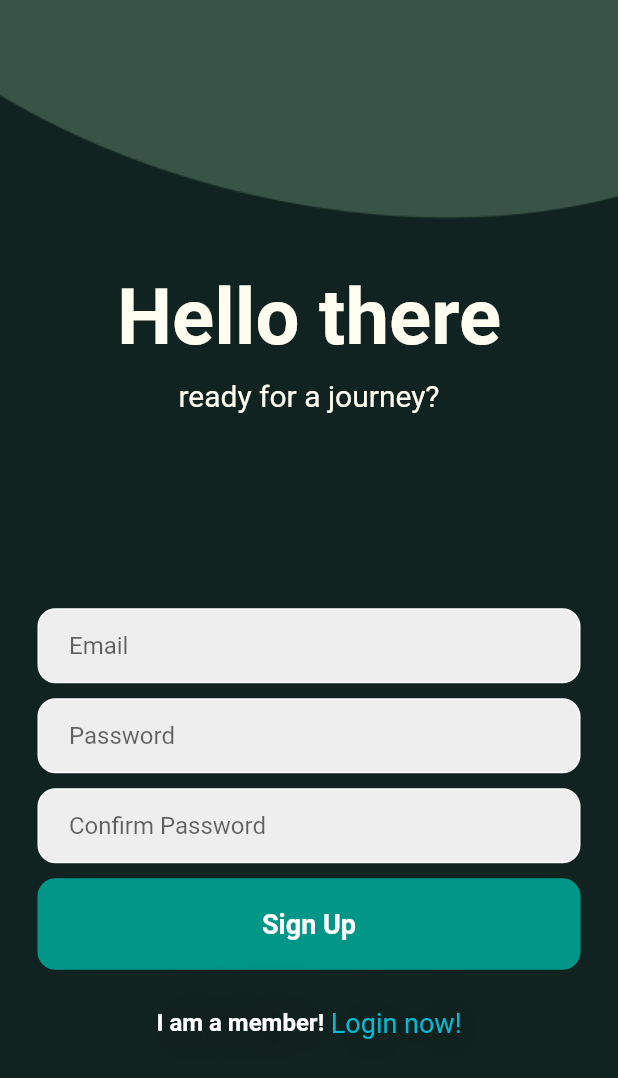
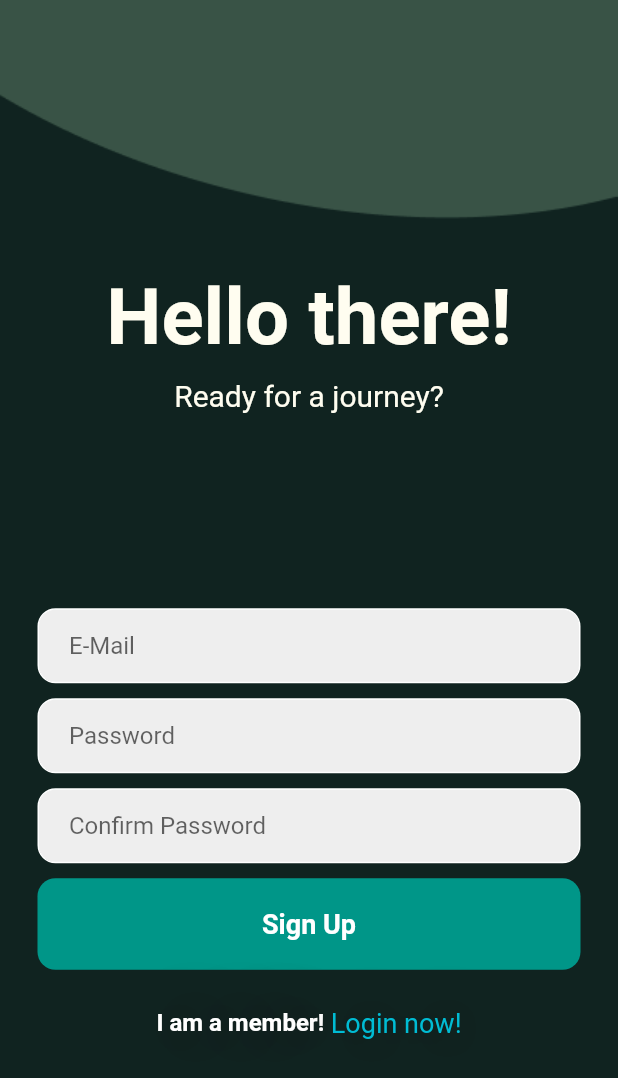
Before and after one commit to Kani017/soil.-MOB-WS22, a Flutter app: the screen it shows after launch, after a tap on "Register now!", on a phone screen of 412 x 824 dp. Shown: the top 1078 px of the screen. Run offline on Flutter 3.47's test engine with Material 2 defaults, Android fonts, the phone set to English and light mode, and no system bars; our stand-ins replace cloud_firestore, firebase_auth, firebase_core, flutter_local_notifications, google_nav_bar; accounts and stored records are empty; network calls fail.

Commit message:
minor changes

```diff
--- a/soil-master/lib/pages/login_page.dart
+++ b/soil-master/lib/pages/login_page.dart
@@ -89,7 +89,7 @@ class _LoginPageState extends State<LoginPage> {
                         controller: _emailController,
                           decoration: InputDecoration(
                             border: InputBorder.none,
-                            hintText: 'Email',
+                            hintText: 'E-Mail',
                           )
                       ),
                     ),
--- a/soil-master/lib/pages/register_page.dart
+++ b/soil-master/lib/pages/register_page.dart
@@ -64,7 +64,7 @@ class _RegisterPageState extends State<RegisterPage> {
                 SizedBox(height: 50),
                 //Hello again!
                 Text(
-                  'Hello there',
+                  'Hello there!',
                   style: TextStyle(
                     fontWeight: FontWeight.bold,
                     fontSize: 52,
@@ -73,7 +73,7 @@ class _RegisterPageState extends State<RegisterPage> {
                 ),
                 SizedBox(height: 10),
                 Text(
-                  'ready for a journey?',
+                  'Ready for a journey?',
                   style: TextStyle(
                     fontSize: 20,
                     color: Color(0xFFfffdf0),
@@ -96,7 +96,7 @@ class _RegisterPageState extends State<RegisterPage> {
                           controller: _emailController,
                           decoration: InputDecoration(
                             border: InputBorder.none,
-                            hintText: 'Email',
+                            hintText: 'E-Mail',
                           )
                       ),
                     ),
```
Also changed, not shown: soil-master/lib/nav_pages/plant_timer.dart (+0 -15 lines), 3 other files.
